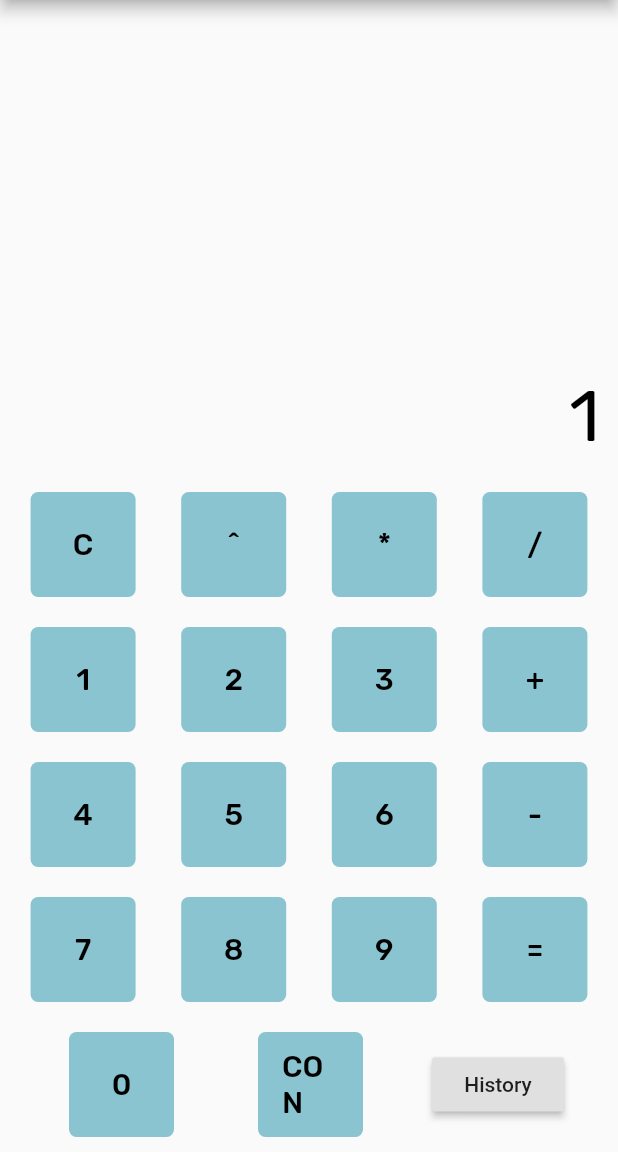
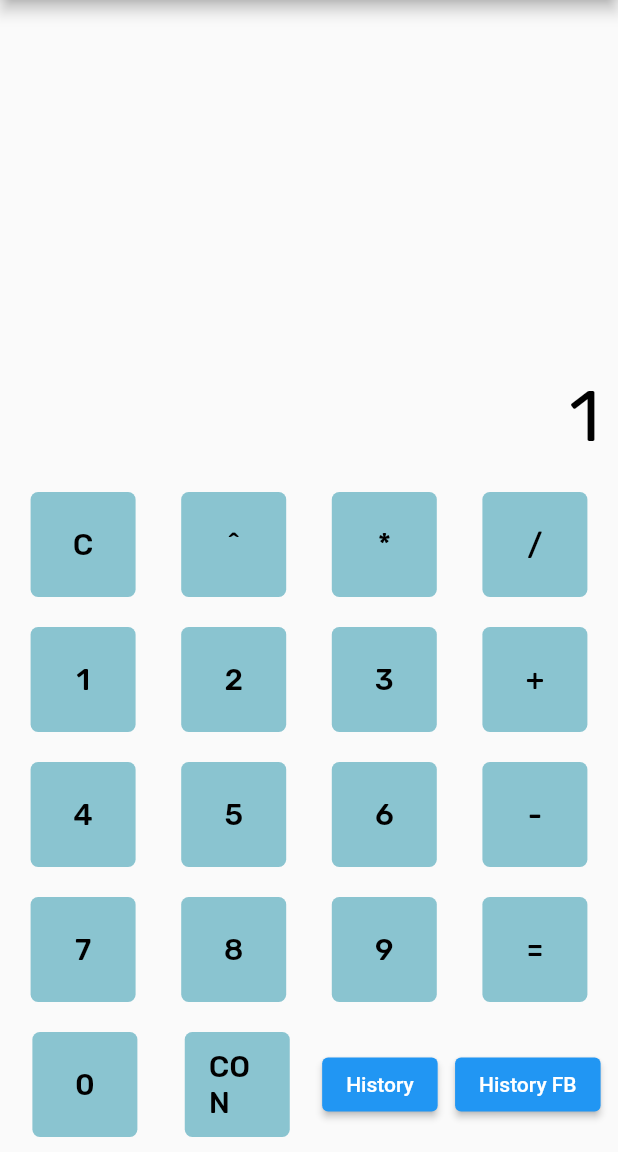
Before and after one commit to aetham/Flutter-Calculator, a Flutter app: the screen it shows after launch, after a tap on an icon or button, on a phone screen of 412 x 824 dp, the part 84-1236 px from its top. Run offline on Flutter 3.47's test engine with Material 2 defaults, Android fonts, the phone set to English and light mode, and no system bars; our stand-ins replace cloud_firestore, firebase_core, google_fonts, shared_preferences; accounts and stored records are empty.

Commit message:
v06 - added firebase
Also added a page to see the calculations that have bene uploaded to firebase.

```diff
--- /dev/null
+++ b/lib/FirebaseHistory.dart
@@ -0,0 +1,49 @@
+
+import 'package:cloud_firestore/cloud_firestore.dart';
+import 'package:flutter/cupertino.dart';
+import 'package:flutter/material.dart';
+
+
+
+class FirebaseHistory extends StatefulWidget {
+  FirebaseHistory({Key key}): super(key:key);
+  @override
+  _FirebaseHistory createState() => _FirebaseHistory();
+}
+
+class _FirebaseHistory extends State<FirebaseHistory> {
+  final CollectionReference collectionReference = FirebaseFirestore.instance.collection('calculation');
+
+  @override
+  Widget build(BuildContext context) {
+    MaterialApp(
+      debugShowCheckedModeBanner: false,
+      title: 'Calculator',
+      theme: ThemeData(primarySwatch: Colors.blue),
+    );
+    return Scaffold(
+      appBar: AppBar(
+        title: Text('Flutter converter'),
+      ),
+      body: Container(
+        child: Column(
+          mainAxisAlignment: MainAxisAlignment.end,
+          children: [
+            Flexible(
+              child: StreamBuilder(stream: collectionReference.snapshots(),
+                builder: (BuildContext context, AsyncSnapshot<QuerySnapshot> snapshot) {
+                if(snapshot.hasData){
+                  return ListView(
+                    children: snapshot.data.docs.map((e) => ListTile(title: Text(e['calculation']),)).toList(),
+                  );
+                }
+                return Center(child: CircularProgressIndicator(),);
+                },
+              ),
+            ),
+          ],
+        ),
+      ),
+    );
+  }
+}
--- a/lib/HistoryPage.dart
+++ b/lib/HistoryPage.dart
@@ -29,9 +29,7 @@ class _HistoryPage extends State<HistoryPage> {
     setState(() {
       a.toString();
     });
-
     }
-
   String mode = '';
   @override
   Widget build(BuildContext context) {
--- a/lib/MainPage.dart
+++ b/lib/MainPage.dart
@@ -1,13 +1,17 @@
 import 'dart:math';
 
+import 'package:cloud_firestore/cloud_firestore.dart';
+import 'package:firebase_core/firebase_core.dart';
 import 'package:flutter/cupertino.dart';
 import 'package:flutter/material.dart';
 import 'package:google_fonts/google_fonts.dart';
 import 'package:newest/ConverterPage.dart';
 import 'package:newest/HistoryPage.dart';
+import 'package:newest/FirebaseHistory.dart';
 import 'package:newest/widgets/app_button/app_button.dart';
 import 'package:shared_preferences/shared_preferences.dart';
 import 'package:intl/intl.dart';
+
 
 
 
@@ -18,6 +22,9 @@ class MainPage extends StatefulWidget {
 }
 
 class _MainPageState extends State<MainPage>{
+  final FirebaseFirestore asb = FirebaseFirestore.instance;
+  final CollectionReference collectionReference = FirebaseFirestore.instance.collection('calculation');
+
   var now = DateTime.now();
   String formattedDateTime = DateFormat('MM-dd-yyyy kk:mm').format(DateTime.now()).toString();
   int firstNum = 0;
@@ -27,6 +34,7 @@ class _MainPageState extends State<MainPage>{
   String operation = '';
   String result = '';
   String history = '';
+  String wuush = '';
   List<String> transport= [];
 
   void setValues() async{
@@ -43,8 +51,16 @@ class _MainPageState extends State<MainPage>{
         Navigator.push(context, new MaterialPageRoute(builder: (context)=> HistoryPage()));
       }
   }
-  void addingInformation(){
+  void btnOnClickThree(String btnVal){
+    if(btnVal =="History FB"){
+      Navigator.push(context, new MaterialPageRoute(builder: (context)=> FirebaseHistory()));
+    }
+  }
+  Future<void> addingInformation() async {
     transport.add(history = 'Equation: '+ firstNum.toString() + operation.toString() + secondNum.toString() + "=" + result.toString());
+    wuush = history = 'Equation: '+ firstNum.toString() + operation.toString() + secondNum.toString() + "=" + result.toString();
+    await collectionReference.add({'calculation':wuush});
+    wuush = '';
     transport.add('Timestamp: '+formattedDateTime.toString());
   }
 void btnOnClick(String btnVal){
@@ -94,6 +110,12 @@ void btnOnClick(String btnVal){
   }
   @override
   Widget build(BuildContext context) {
+    return FutureBuilder<FirebaseApp>(
+        future: Firebase.initializeApp(),
+      builder: (context, snapshot) {
+        if(snapshot.connectionState == ConnectionState.waiting){
+          return Center(child: CircularProgressIndicator());
+        }
         return Scaffold(
           appBar: AppBar(
             title: Text('Flutter calculator'),
@@ -161,7 +183,7 @@ void btnOnClick(String btnVal){
                   children: [
                     AppButton(text: '0',callback: btnOnClick),
                     AppButton(text: 'CON',callback: btnOnClick),
-                RaisedButton(
+                    ElevatedButton(
                       onPressed:() async{
                         setValues();
                         btnOnClickTwo('History');
@@ -169,7 +191,19 @@ void btnOnClick(String btnVal){
                       child: Text(
                         'History'
                       ),
-                )
+
+                    ),
+                    ElevatedButton(
+                      onPressed:() {
+                        setValues();
+                        btnOnClickThree('History FB');
+                      },
+                      child: Text(
+                          'History FB'
+                      ),
+
+                    ),
+
                   ],
                 ),
               ],
@@ -177,4 +211,6 @@ void btnOnClick(String btnVal){
           ),
         );
       }
+    );
   }
+}
--- a/lib/main.dart
+++ b/lib/main.dart
@@ -1,11 +1,25 @@
+import 'package:firebase_core/firebase_core.dart';
 import 'package:flutter/material.dart';
 import 'package:newest/MainPage.dart';
 
 
-void main() {
+Future<void> main() async {
+  WidgetsFlutterBinding.ensureInitialized();
+  await Firebase.initializeApp();
   runApp(MyApp());
 }
 
+/*
+  runApp(FutureBuilder<FirebaseApp>(
+    future: Firebase.initializeApp(),
+    builder: (context, snapshot){
+      if(snapshot.connectionState == ConnectionState.waiting){
+        return Center(child: CircularProgressIndicator());
+      }
+      return MyApp();
+    }
+  ));
+ */
   class MyApp extends StatelessWidget{
   @override
   Widget build(BuildContext context){
--- a/pubspec.yaml
+++ b/pubspec.yaml
@@ -33,6 +33,8 @@ dependencies:
   google_fonts: ^2.0.0
   shared_preferences: ^2.0.5
   intl: ^0.17.0
+  firebase_core: ^1.2.0
+  cloud_firestore: ^2.2.0
 
 dev_dependencies:
   flutter_test:
```
Also changed, not shown: google-services.json (added, +39 -0 lines), pubspec.lock, 5 other files. Lines whose indentation alone changed are shown as unchanged.
